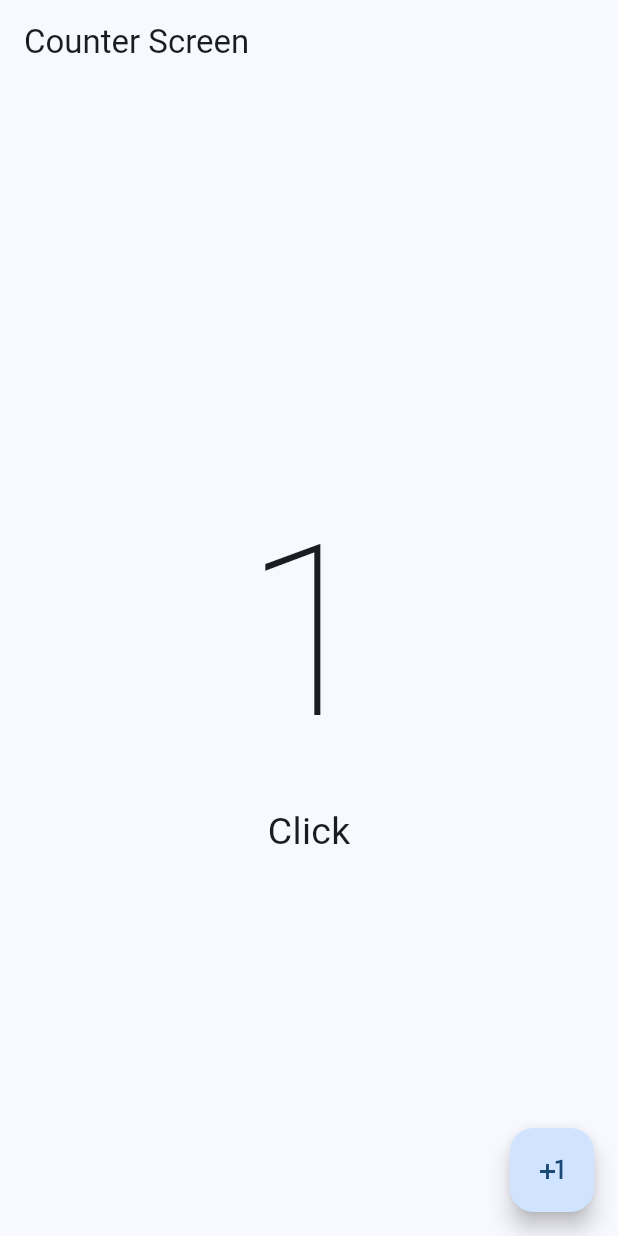
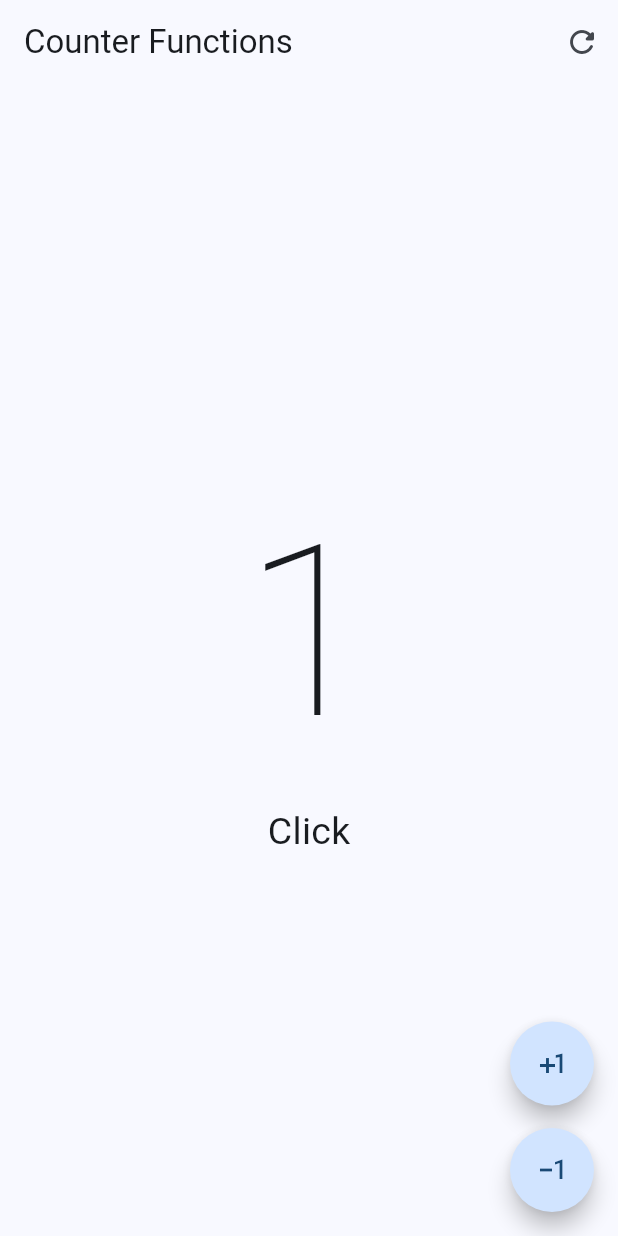
Before and after one commit to AndresFelipe077/Flutter-Exercise-Practice, a Flutter app: the screen it shows after launch, after a tap on the "plus one" icon, on a phone screen of 412 x 824 dp. Run offline on Flutter 3.47's test engine with Material 2 defaults, Android fonts, the phone set to English and light mode, and no system bars.

Commit message:
Create new file counter_functions_screen and the buttoms change with rest the numbers and restart

```diff
--- a/lib/main.dart
+++ b/lib/main.dart
@@ -1,5 +1,5 @@
 import 'package:flutter/material.dart';
-import 'package:flutter_application_1/presentation/screens/counter/counter_screen.dart';
+import 'package:flutter_application_1/presentation/screens/counter/counter_functions_screen.dart';
 
 void main() {
   runApp(const MyApp());
@@ -16,7 +16,7 @@ class MyApp extends StatelessWidget{
         useMaterial3: true,
         colorSchemeSeed: Colors.blue
       ),
-      home: const CounterScreen()
+      home: const CounterFunctionScreen()
     );
   }
 
--- /dev/null
+++ b/lib/presentation/screens/counter/counter_functions_screen.dart
@@ -0,0 +1,68 @@
+import 'package:flutter/material.dart';
+
+class CounterFunctionScreen extends StatefulWidget {
+  const CounterFunctionScreen({super.key});
+
+  @override
+  State<CounterFunctionScreen> createState() => _CounterFunctionScreenState();
+}
+
+class _CounterFunctionScreenState extends State<CounterFunctionScreen> {
+  int clickCounter = 0;
+
+  @override
+  Widget build(BuildContext context) {
+    return Scaffold(
+        appBar: AppBar(title: const Text('Counter Functions'), actions: [
+          IconButton(
+              icon: const Icon(Icons.refresh_rounded),
+              onPressed: () {
+                setState(() {
+                  clickCounter = 0;
+                });
+              }),
+        ]),
+        body: Center(
+          child: Column(
+            mainAxisAlignment: MainAxisAlignment.center,
+            children: [
+              Text('$clickCounter',
+                  style: const TextStyle(
+                      fontSize: 160, fontWeight: FontWeight.w100)),
+              Text(
+                // (clickCounter == 1) ? 'click' : 'clicks',
+                'Click${clickCounter == 1 || clickCounter == -1 ? '' : 's'}',
+                style: const TextStyle(fontSize: 25),
+              )
+            ],
+          ),
+        ),
+        floatingActionButton: Column(
+          mainAxisAlignment: MainAxisAlignment.end,
+          children: [
+            FloatingActionButton(
+              shape: const StadiumBorder(),
+              onPressed: () {
+                // setState(() {
+                //   clickCounter++;
+                // });
+                clickCounter++;
+                setState(() {});
+              },
+              child: const Icon(Icons.plus_one),
+            ),
+
+          const SizedBox( height: 15 ),
+
+            FloatingActionButton(
+              shape: const StadiumBorder(),
+              onPressed: () {
+                clickCounter--;
+                setState(() { });
+              },
+              child: const Icon( Icons.exposure_minus_1_outlined ),
+            )
+          ],
+        ));
+  }
+}
```
